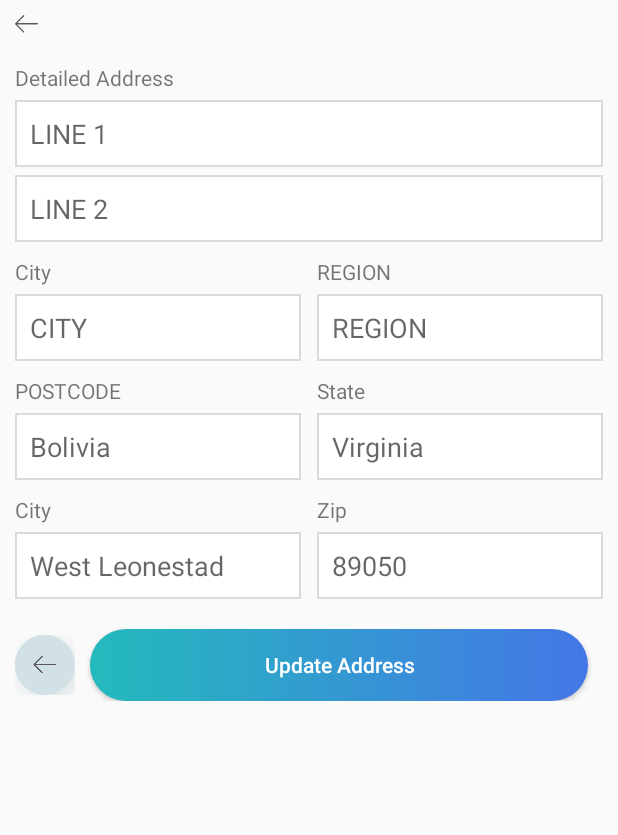
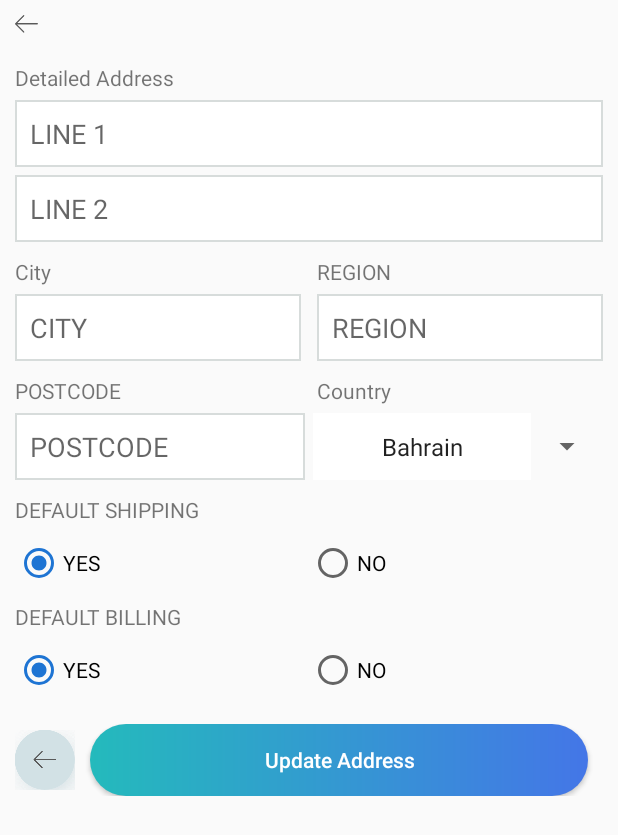
Before and after one commit to mohitgandhi2711gmailcom/bhagatsingh, an Android app: the ActivityShippingAddress screen opened directly, with no data from a screen before it, on a phone screen of 412 x 824 dp. Shown: the top 835 px of the screen. Run offline under Robolectric (Android 15) with nearby library versions, the phone set to English and light mode, and no system bars.

Commit message:
Add Address API Implemented

```diff
--- a/app/src/main/java/com/mohi/in/activities/ActivityShippingAddress.java
+++ b/app/src/main/java/com/mohi/in/activities/ActivityShippingAddress.java
@@ -1,20 +1,104 @@
 package com.mohi.in.activities;
 
+import android.content.Context;
 import android.os.Bundle;
 import android.support.annotation.Nullable;
 import android.support.v7.app.AppCompatActivity;
+import android.text.TextUtils;
 import android.view.View;
+import android.widget.AdapterView;
+import android.widget.ArrayAdapter;
 import android.widget.Button;
+import android.widget.EditText;
+import android.widget.RadioGroup;
+import android.widget.Spinner;
 
+import com.google.gson.JsonObject;
 import com.mohi.in.R;
+import com.mohi.in.common.Common;
+import com.mohi.in.dialog.WaitDialog;
 import com.mohi.in.utils.Methods;
+import com.mohi.in.utils.ServerCallBack;
+import com.mohi.in.utils.ServerCalling;
+import com.mohi.in.utils.SessionStore;
 
-public class ActivityShippingAddress extends AppCompatActivity implements View.OnClickListener {
+import org.json.JSONException;
+import org.json.JSONObject;
+
+import java.util.ArrayList;
+
+public class ActivityShippingAddress extends AppCompatActivity implements View.OnClickListener, AdapterView.OnItemSelectedListener, ServerCallBack {
+
+    private Context mContext;
+    private EditText street_one_et;
+    private EditText street_two_et;
+    private EditText city_et;
+    private EditText region_et;
+    private EditText postcode_et;
+    private Spinner country_name_spinner;
+    private ArrayList<String> country_names;
+    private ArrayList<String> country_id;
+    private RadioGroup default_shipping_radioGroup;
+    private RadioGroup default_billing_radioGroup;
+    private String cntry_id;
+    private boolean isDefault_shipping;
+    private boolean isDefault_billing;
+    private Button update_address_btn;
+
     @Override
     public void onCreate(@Nullable Bundle savedInstanceState) {
         super.onCreate(savedInstanceState);
         setContentView(R.layout.activity_shipping_address_new);
-        Button update_address_btn = findViewById(R.id.update_address_btn);
+        init();
+    }
+
+    private void init() {
+        mContext = this;
+        country_names = new ArrayList<>();
+        country_id = new ArrayList<>();
+        street_one_et = findViewById(R.id.street_one_et);
+        street_two_et = findViewById(R.id.street_two_et);
+        city_et = findViewById(R.id.city_et);
+        region_et = findViewById(R.id.region_et);
+        postcode_et = findViewById(R.id.postcode_et);
+        country_name_spinner = findViewById(R.id.country_name_spinner);
+        default_shipping_radioGroup = findViewById(R.id.default_shipping_radioGroup);
+        default_billing_radioGroup = findViewById(R.id.default_billing_radioGroup);
+        update_address_btn = findViewById(R.id.update_address_btn);
+        isDefault_shipping = true;
+        isDefault_billing = true;
+        setValue();
+
+    }
+
+    private void setValue() {
+        //Country Name Spinner
+        country_names.add("Bahrain");
+        country_names.add("Canada");
+        country_names.add("India");
+        country_names.add("Kuwait");
+        country_names.add("Oman");
+        country_names.add("Qatar");
+        country_names.add("Saudi Arabia");
+        country_names.add("United Arab Emirated");
+        country_names.add("United Kingdom");
+        country_names.add("United States");
+
+        //Corrosponding Country ID List
+        country_id.add("Bahrain");
+        country_id.add("Canada");
+        country_id.add("India");
+        country_id.add("Kuwait");
+        country_id.add("Oman");
+        country_id.add("Qatar");
+        country_id.add("Saudi Arabia");
+        country_id.add("United Arab Emirated");
+        country_id.add("United Kingdom");
+        country_id.add("United States");
+
+        ArrayAdapter<String> countryNameAdapter = new ArrayAdapter<>(this, R.layout.spinner_textview, country_names);
+        country_name_spinner.setAdapter(countryNameAdapter);
+        country_name_spinner.setOnItemSelectedListener(this);
         update_address_btn.setOnClickListener(this);
     }
 
@@ -22,9 +106,118 @@ public class ActivityShippingAddress extends AppCompatActivity implements View.O
     public void onClick(View v) {
         switch (v.getId()) {
             case R.id.update_address_btn:
-                Methods.showToast(this, "Address Added");
-                onBackPressed();
+                attemptSubmitAddress();
                 break;
         }
     }
+
+    private void attemptSubmitAddress() {
+        //Reset All Errors
+        resetAllError();
+
+        String line1Address = street_one_et.getText().toString();
+        String line2Address = street_two_et.getText().toString();
+        String city = city_et.getText().toString();
+        String region = region_et.getText().toString();
+        String postCode = postcode_et.getText().toString();
+        boolean cancel = false;
+        View focusView = null;
+
+        if (TextUtils.isEmpty(line1Address.trim())) {
+            street_one_et.setError("Please enter Colony / Street / Locality");
+            focusView = street_one_et;
+            cancel = true;
+        }
+
+        if (TextUtils.isEmpty(line2Address.trim())) {
+            street_two_et.setError("Please enter Colony / Street / Locality");
+            focusView = street_two_et;
+            cancel = true;
+        }
+
+        if (TextUtils.isEmpty(city.trim())) {
+            city_et.setError("Please enter City");
+            focusView = city_et;
+            cancel = true;
+        }
+
+        if (TextUtils.isEmpty(region.trim())) {
+            region_et.setError("Please enter Region");
+            focusView = region_et;
+            cancel = true;
+        }
+
+        if (TextUtils.isEmpty(postCode.trim())) {
+            postcode_et.setError("Please enter PostCode");
+            focusView = postcode_et;
+            cancel = true;
+        }
+
+        if (default_shipping_radioGroup.getCheckedRadioButtonId() == R.id.default_shipping_false) {
+            isDefault_shipping = false;
+        }
+
+        if (default_billing_radioGroup.getCheckedRadioButtonId() == R.id.default_billing_false) {
+            isDefault_billing = false;
+        }
+
+        if (cancel) {
+            focusView.requestFocus();
+        } else {
+            try {
+                WaitDialog.showDialog(this);
+                JsonObject json = new JsonObject();
+                json.addProperty("user_id", SessionStore.getUserDetails(mContext, Common.userPrefName).get(SessionStore.USER_ID));
+                json.addProperty("token", SessionStore.getUserDetails(mContext, Common.userPrefName).get(SessionStore.USER_TOKEN));
+                json.addProperty("firstname", SessionStore.getUserDetails(mContext, Common.userPrefName).get(SessionStore.USER_FIRST_NAME));
+                json.addProperty("lastname", SessionStore.getUserDetails(mContext, Common.userPrefName).get(SessionStore.USER_LAST_NAME));
+                json.addProperty("telephone", SessionStore.getUserDetails(mContext, Common.userPrefName).get(SessionStore.USER_MOBILENO));
+                json.addProperty("street_1", line1Address);
+                json.addProperty("street_2", line2Address);
+                json.addProperty("city", city);
+                json.addProperty("region", region);
+                json.addProperty("postcode", postCode);
+                json.addProperty("country_id", cntry_id);
+                json.addProperty("default_shipping", isDefault_shipping);
+                json.addProperty("default_billing", isDefault_billing);
+
+                ServerCalling.ServerCallingUserApiPost(mContext, "createaddress", json, this);
+            } catch (Exception e) {
+                e.printStackTrace();
+            }
+        }
+    }
+
+    private void resetAllError() {
+        street_one_et.setError(null);
+        street_two_et.setError(null);
+        city_et.setError(null);
+        region_et.setError(null);
+        postcode_et.setError(null);
+    }
+
+    @Override
+    public void onItemSelected(AdapterView<?> parent, View view, int position, long id) {
+        cntry_id = country_id.get(position);
+    }
+
+    @Override
+    public void onNothingSelected(AdapterView<?> parent) {
+    }
+
+    @Override
+    public void ServerCallBackSuccess(JSONObject jobj, String strfFrom) {
+        WaitDialog.hideDialog();
+        try {
+            if (jobj.getString("status").trim().equalsIgnoreCase("success")) {
+                if (strfFrom.equalsIgnoreCase("createaddress")) {
+                    Methods.showToast(mContext, "Address Added Successfully");
+                } else {
+                    Methods.showToast(mContext, "Error..");
+                }
+            }
+        } catch (JSONException e) {
+            e.printStackTrace();
+        }
+    }
 }
--- a/app/src/main/java/com/mohi/in/activities/LoginActivityNew.java
+++ b/app/src/main/java/com/mohi/in/activities/LoginActivityNew.java
@@ -1,7 +1,6 @@
 package com.mohi.in.activities;
 
 import android.annotation.TargetApi;
-import android.app.Activity;
 import android.app.LoaderManager.LoaderCallbacks;
 import android.content.Context;
 import android.content.CursorLoader;
@@ -176,7 +175,7 @@ public class LoginActivityNew extends AppCompatActivity implements LoaderCallbac
         country_codes.add("+965");
         country_codes.add("+44");
         country_codes.add("+1");
-        ArrayAdapter<String> dataAdapter = new ArrayAdapter<>(this, android.R.layout.simple_spinner_item, country_codes);
+        ArrayAdapter<String> dataAdapter = new ArrayAdapter<>(this, R.layout.spinner_textview, country_codes);
         country_code_spinner.setAdapter(dataAdapter);
         country_code_spinner.setOnItemSelectedListener(this);
     }
--- a/app/src/main/java/com/mohi/in/activities/SignupActivityNew.java
+++ b/app/src/main/java/com/mohi/in/activities/SignupActivityNew.java
@@ -114,7 +114,7 @@ public class SignupActivityNew extends AppCompatActivity implements View.OnClick
         country_codes.add("+965");
         country_codes.add("+44");
         country_codes.add("+1");
-        ArrayAdapter<String> dataAdapter = new ArrayAdapter<>(this, android.R.layout.simple_spinner_item, country_codes);
+        ArrayAdapter<String> dataAdapter = new ArrayAdapter<>(this, R.layout.spinner_textview, country_codes);
         country_code_spinner.setAdapter(dataAdapter);
         country_code_spinner.setOnItemSelectedListener(this);
     }
--- a/app/src/main/java/com/mohi/in/fragments/ProfileFragment.java
+++ b/app/src/main/java/com/mohi/in/fragments/ProfileFragment.java
@@ -77,7 +77,7 @@ public class ProfileFragment extends Fragment implements View.OnClickListener, S
         country_codes.add("+965");
         country_codes.add("+44");
         country_codes.add("+1");
-        ArrayAdapter<String> dataAdapter = new ArrayAdapter<>(mContext, android.R.layout.simple_spinner_item, country_codes);
+        ArrayAdapter<String> dataAdapter = new ArrayAdapter<>(mContext, R.layout.spinner_item, country_codes);
         country_code_spinner.setAdapter(dataAdapter);
         country_code_spinner.setOnItemSelectedListener(this);
         setUserInfo();
--- a/app/src/main/res/layout/activity_shipping_address_new.xml
+++ b/app/src/main/res/layout/activity_shipping_address_new.xml
@@ -37,7 +37,8 @@
             android:layout_width="match_parent"
             android:layout_height="wrap_content"
             android:background="@drawable/edittext_border_shape"
-            android:hint="LINE 1" />
+            android:hint="LINE 1"
+            android:maxLines="1" />
 
         <android.support.v4.widget.Space
             android:layout_width="match_parent"
@@ -48,7 +49,8 @@
             android:layout_width="match_parent"
             android:layout_height="wrap_content"
             android:background="@drawable/edittext_border_shape"
-            android:hint="LINE 2" />
+            android:hint="LINE 2"
+            android:maxLines="1" />
 
         <android.support.v4.widget.Space
             android:layout_width="match_parent"
@@ -93,7 +95,8 @@
                 android:layout_marginEnd="5dp"
                 android:layout_weight="1"
                 android:background="@drawable/edittext_border_shape"
-                android:hint="CITY" />
+                android:hint="CITY"
+                android:maxLines="1" />
 
             <EditText
                 android:id="@+id/region_et"
@@ -102,7 +105,8 @@
                 android:layout_marginStart="5dp"
                 android:layout_weight="1"
                 android:background="@drawable/edittext_border_shape"
-                android:hint="REGION" />
+                android:hint="REGION"
+                android:maxLines="1" />
 
         </LinearLayout>
 
@@ -128,7 +132,7 @@
                 android:layout_height="wrap_content"
                 android:layout_marginStart="5dp"
                 android:layout_weight="1"
-                android:text="@string/state_new" />
+                android:text="Country" />
 
         </LinearLayout>
 
@@ -143,22 +147,21 @@
             android:weightSum="2">
 
             <EditText
-                android:id="@+id/country_et"
+                android:id="@+id/postcode_et"
                 android:layout_width="0dp"
                 android:layout_height="wrap_content"
                 android:layout_marginEnd="5dp"
                 android:layout_weight="1"
                 android:background="@drawable/edittext_border_shape"
-                android:hint="@string/bolivia" />
+                android:hint="POSTCODE"
+                android:inputType="number"
+                android:maxLength="6" />
 
-            <EditText
-                android:id="@+id/state_et"
+            <Spinner
+                android:id="@+id/country_name_spinner"
                 android:layout_width="0dp"
-                android:layout_height="wrap_content"
-                android:layout_marginStart="5dp"
-                android:layout_weight="1"
-                android:background="@drawable/edittext_border_shape"
-                android:hint="@string/virginia" />
+                android:layout_height="match_parent"
+                android:layout_weight="1" />
 
         </LinearLayout>
 
@@ -166,58 +169,79 @@
             android:layout_width="match_parent"
             android:layout_height="10dp" />
 
-        <LinearLayout
+        <TextView
+            android:layout_width="wrap_content"
+            android:layout_height="wrap_content"
+            android:layout_marginEnd="5dp"
+            android:layout_weight="1"
+            android:text="DEFAULT SHIPPING" />
+
+        <android.support.v4.widget.Space
+            android:layout_width="match_parent"
+            android:layout_height="10dp" />
+
+        <RadioGroup
+            android:id="@+id/default_shipping_radioGroup"
             android:layout_width="match_parent"
             android:layout_height="wrap_content"
             android:orientation="horizontal"
             android:weightSum="2">
 
-            <TextView
+            <RadioButton
+                android:id="@+id/default_shipping_true"
                 android:layout_width="0dp"
                 android:layout_height="wrap_content"
-                android:layout_marginEnd="5dp"
                 android:layout_weight="1"
-                android:text="@string/city" />
+                android:checked="true"
+                android:text="YES" />
 
-            <TextView
+            <RadioButton
+                android:id="@+id/default_shipping_false"
                 android:layout_width="0dp"
                 android:layout_height="wrap_content"
-                android:layout_marginStart="5dp"
                 android:layout_weight="1"
-                android:text="@string/zip" />
+                android:text="NO" />
 
-        </LinearLayout>
+        </RadioGroup>
 
         <android.support.v4.widget.Space
             android:layout_width="match_parent"
-            android:layout_height="5dp" />
+            android:layout_height="10dp" />
 
-        <LinearLayout
+        <TextView
+            android:layout_width="wrap_content"
+            android:layout_height="wrap_content"
+            android:layout_marginEnd="5dp"
+            android:layout_weight="1"
+            android:text="DEFAULT BILLING" />
+
+        <android.support.v4.widget.Space
+            android:layout_width="match_parent"
+            android:layout_height="10dp" />
+
+        <RadioGroup
+            android:id="@+id/default_billing_radioGroup"
             android:layout_width="match_parent"
             android:layout_height="wrap_content"
             android:orientation="horizontal"
             android:weightSum="2">
 
-            <EditText
-                android:id="@+id/city_et"
+            <RadioButton
+                android:id="@+id/default_billing_true"
                 android:layout_width="0dp"
                 android:layout_height="wrap_content"
-                android:layout_marginEnd="5dp"
                 android:layout_weight="1"
-                android:background="@drawable/edittext_border_shape"
-                android:hint="@string/west_leonestad" />
+                android:checked="true"
+                android:text="YES" />
 
-            <EditText
-                android:id="@+id/zip_et"
+            <RadioButton
+                android:id="@+id/default_billing_false"
                 android:layout_width="0dp"
                 android:layout_height="wrap_content"
-                android:layout_marginStart="5dp"
                 android:layout_weight="1"
-                android:background="@drawable/edittext_border_shape"
-                android:hint="@string/_89050"
-                android:inputType="number" />
+                android:text="NO" />
 
-        </LinearLayout>
+        </RadioGroup>
 
         <LinearLayout
             android:layout_width="match_parent"
@@ -245,8 +269,6 @@
 
         </LinearLayout>
 
-
     </LinearLayout>
 
-
 </ScrollView>
--- /dev/null
+++ b/app/src/main/res/layout/spinner_textview.xml
@@ -0,0 +1,11 @@
+<?xml version="1.0" encoding="utf-8"?>
+<TextView xmlns:android="http://schemas.android.com/apk/res/android"
+    android:id="@android:id/text1"
+    style="?android:attr/spinnerItemStyle"
+    android:layout_width="match_parent"
+    android:layout_height="match_parent"
+    android:background="@color/white_color"
+    android:ellipsize="marquee"
+    android:gravity="center"
+    android:singleLine="true"
+    android:textAlignment="inherit" />
```
